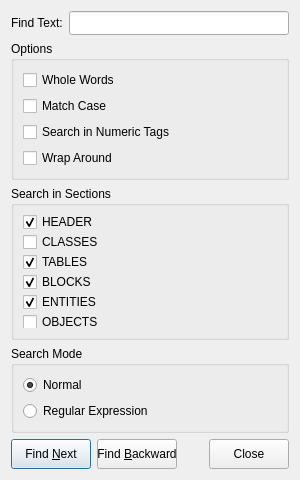
Old version of the form src/ezdxf/addons/browser/find_dialog.ui in the repository mozman/ezdxf.
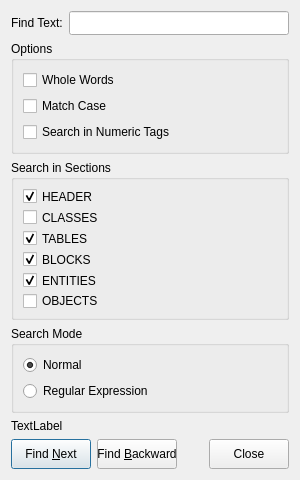
New version of the form.

Commit message: remove warp around option FindDialog()

Patch:
```diff
--- a/src/ezdxf/addons/browser/find_dialog.ui
+++ b/src/ezdxf/addons/browser/find_dialog.ui
@@ -118,16 +118,6 @@
           </property>
          </widget>
         </item>
-        <item>
-         <widget class="QCheckBox" name="wrap_around_check_box">
-          <property name="toolTip">
-           <string/>
-          </property>
-          <property name="text">
-           <string>Wrap Around</string>
-          </property>
-         </widget>
-        </item>
        </layout>
       </widget>
      </item>
@@ -237,6 +227,13 @@
      </item>
     </layout>
    </item>
+   <item>
+    <widget class="QLabel" name="message">
+     <property name="text">
+      <string>TextLabel</string>
+     </property>
+    </widget>
+   </item>
    <item>
     <layout class="QHBoxLayout" name="buttons_layout">
      <property name="sizeConstraint">
```
The commit also changes 2 other files.
